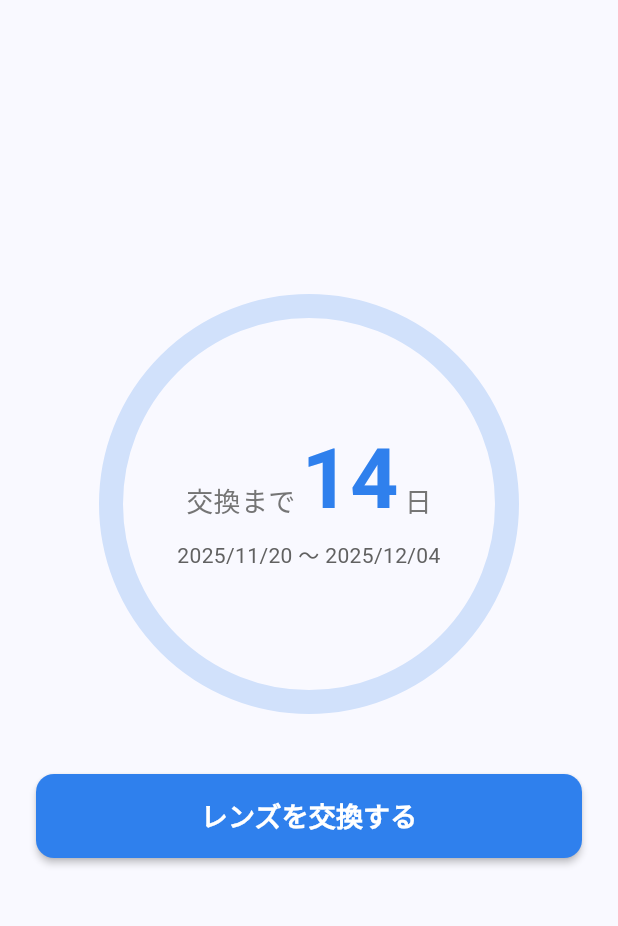
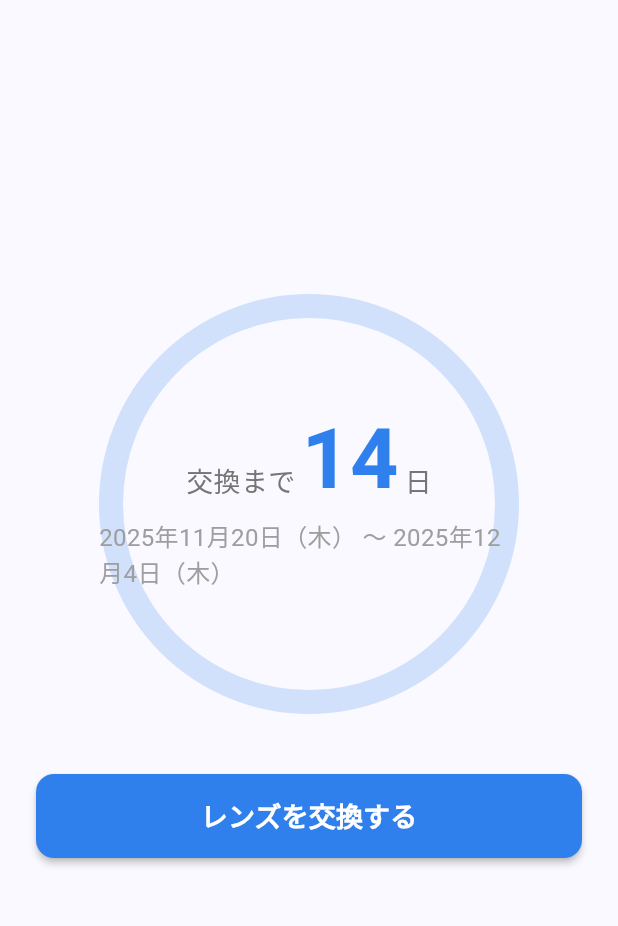
Before and after one commit to N-plus/contact_lens_management, a Flutter app: the screen it shows after launch, on a phone screen of 412 x 824 dp, the part 84-1010 px from its top. Run offline on Flutter 3.47's test engine with Material 3 defaults, Android fonts, the phone set to English and light mode, and no system bars; our stand-ins replace flutter_local_notifications, shared_preferences, timezone.

Commit message:
Format period display with Japanese weekday

```diff
--- a/lib/main.dart
+++ b/lib/main.dart
@@ -530,12 +530,11 @@ class _HomeScreenState extends State<HomeScreen> {
                         ),
                         const SizedBox(height: 12),
                         Text(
-                          _formatDateRange(startDate, exchangeDate),
-                          style: TextStyle(
-                            fontSize: 14,
-                            color: Colors.grey[700],
+                          '${formatJapaneseDateWithWeekday(startDate)} ～ ${formatJapaneseDateWithWeekday(exchangeDate)}',
+                          style: const TextStyle(
+                            fontSize: 16,
+                            color: Colors.grey,
                           ),
-                          textAlign: TextAlign.center,
                         ),
                       ],
                     ),
@@ -731,15 +730,17 @@ class _HomeScreenState extends State<HomeScreen> {
     }
   }
 
-  String _formatDateRange(DateTime start, DateTime end) {
-    String fmt(DateTime d) =>
-        '${d.year}/${d.month.toString().padLeft(2, '0')}/${d.day.toString().padLeft(2, '0')}';
-    return '${fmt(start)} 〜 ${fmt(end)}';
+  String _formatDate(DateTime date) {
+    return formatJapaneseDateWithWeekday(date);
   }
+}
 
-  String _formatDate(DateTime date) {
-    return '${date.year}年${date.month}月${date.day}日（${getWeekdayLabel(date)}）';
-  }
+String formatJapaneseDateWithWeekday(DateTime date) {
+  final y = date.year;
+  final m = date.month;
+  final d = date.day;
+  final w = getWeekdayLabel(date);
+  return '${y}年${m}月${d}日（$w）';
 }
 
 String getWeekdayLabel(DateTime date) {
```
